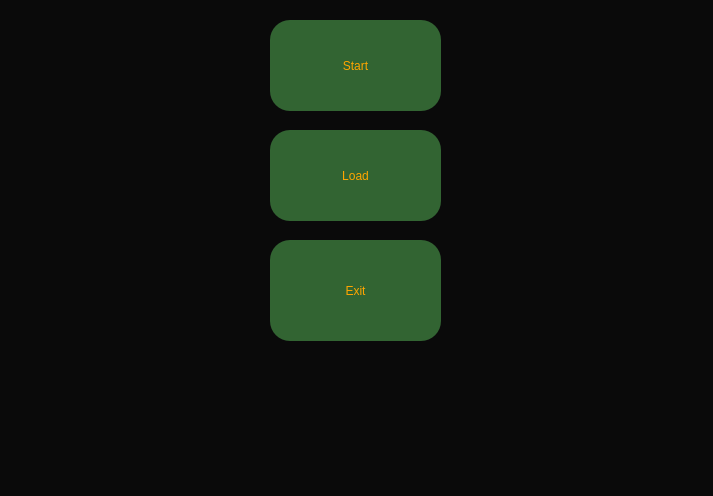
Qt form menu.ui (CpS209TeamOmega/TandemTechies) before a commit.
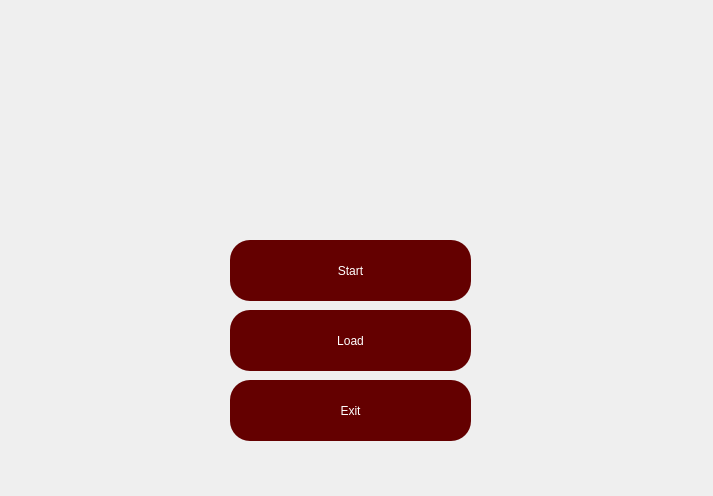
The same form after that commit. Icons and pictures are not drawn.

Commit message: Finished the game menu and fixed some various glitches

```diff
--- a/menu.ui
+++ b/menu.ui
@@ -14,15 +14,15 @@
    <string>Form</string>
   </property>
   <property name="styleSheet">
-   <string notr="true">background-color: rgba(0, 0, 0, 0.8);</string>
+   <string notr="true"/>
   </property>
   <widget class="QPushButton" name="btnStart">
    <property name="geometry">
     <rect>
-     <x>270</x>
-     <y>20</y>
-     <width>171</width>
-     <height>91</height>
+     <x>230</x>
+     <y>240</y>
+     <width>241</width>
+     <height>61</height>
     </rect>
    </property>
    <property name="cursor">
@@ -35,14 +35,21 @@
     <string/>
    </property>
    <property name="styleSheet">
-    <string notr="true">font: 30pt &quot;Monospace&quot;;
-background-color: rgb(50,100,50);
+    <string notr="true">font: 30pt &quot;Anatolian&quot;;
+background-color: rgb(100,0,0);
+border-color:white;
 border-radius:20px;
-color:orange;</string>
+color:white;</string>
    </property>
    <property name="text">
     <string>Start</string>
    </property>
+   <property name="iconSize">
+    <size>
+     <width>32</width>
+     <height>32</height>
+    </size>
+   </property>
    <property name="flat">
     <bool>false</bool>
    </property>
@@ -50,10 +57,10 @@
   <widget class="QPushButton" name="btnLoad">
    <property name="geometry">
     <rect>
-     <x>270</x>
-     <y>130</y>
-     <width>171</width>
-     <height>91</height>
+     <x>230</x>
+     <y>310</y>
+     <width>241</width>
+     <height>61</height>
     </rect>
    </property>
    <property name="palette">
@@ -63,17 +70,17 @@
        <brush brushstyle="SolidPattern">
         <color alpha="255">
          <red>255</red>
-         <green>165</green>
-         <blue>0</blue>
+         <green>255</green>
+         <blue>255</blue>
         </color>
        </brush>
       </colorrole>
       <colorrole role="Button">
        <brush brushstyle="SolidPattern">
         <color alpha="255">
-         <red>50</red>
-         <green>100</green>
-         <blue>50</blue>
+         <red>100</red>
+         <green>0</green>
+         <blue>0</blue>
         </color>
        </brush>
       </colorrole>
@@ -81,8 +88,8 @@
        <brush brushstyle="SolidPattern">
         <color alpha="255">
          <red>255</red>
-         <green>165</green>
-         <blue>0</blue>
+         <green>255</green>
+         <blue>255</blue>
         </color>
        </brush>
       </colorrole>
@@ -90,26 +97,26 @@
        <brush brushstyle="SolidPattern">
         <color alpha="255">
          <red>255</red>
-         <green>165</green>
-         <blue>0</blue>
+         <green>255</green>
+         <blue>255</blue>
         </color>
        </brush>
       </colorrole>
       <colorrole role="Base">
        <brush brushstyle="SolidPattern">
         <color alpha="255">
-         <red>50</red>
-         <green>100</green>
-         <blue>50</blue>
+         <red>100</red>
+         <green>0</green>
+         <blue>0</blue>
         </color>
        </brush>
       </colorrole>
       <colorrole role="Window">
        <brush brushstyle="SolidPattern">
         <color alpha="255">
-         <red>50</red>
-         <green>100</green>
-         <blue>50</blue>
+         <red>100</red>
+         <green>0</green>
+         <blue>0</blue>
         </color>
        </brush>
       </colorrole>
@@ -119,17 +126,17 @@
        <brush brushstyle="SolidPattern">
         <color alpha="255">
          <red>255</red>
-         <green>165</green>
-         <blue>0</blue>
+         <green>255</green>
+         <blue>255</blue>
         </color>
        </brush>
       </colorrole>
       <colorrole role="Button">
        <brush brushstyle="SolidPattern">
         <color alpha="255">
-         <red>50</red>
-         <green>100</green>
-         <blue>50</blue>
+         <red>100</red>
+         <green>0</green>
+         <blue>0</blue>
         </color>
        </brush>
       </colorrole>
@@ -137,8 +144,8 @@
        <brush brushstyle="SolidPattern">
         <color alpha="255">
          <red>255</red>
-         <green>165</green>
-         <blue>0</blue>
+         <green>255</green>
+         <blue>255</blue>
         </color>
        </brush>
       </colorrole>
@@ -146,26 +153,26 @@
        <brush brushstyle="SolidPattern">
         <color alpha="255">
          <red>255</red>
-         <green>165</green>
-         <blue>0</blue>
+         <green>255</green>
+         <blue>255</blue>
         </color>
        </brush>
       </colorrole>
       <colorrole role="Base">
        <brush brushstyle="SolidPattern">
         <color alpha="255">
-         <red>50</red>
-         <green>100</green>
-         <blue>50</blue>
+         <red>100</red>
+         <green>0</green>
+         <blue>0</blue>
         </color>
        </brush>
       </colorrole>
       <colorrole role="Window">
        <brush brushstyle="SolidPattern">
         <color alpha="255">
-         <red>50</red>
-         <green>100</green>
-         <blue>50</blue>
+         <red>100</red>
+         <green>0</green>
+         <blue>0</blue>
         </color>
        </brush>
       </colorrole>
@@ -175,17 +182,17 @@
        <brush brushstyle="SolidPattern">
         <color alpha="255">
          <red>255</red>
-         <green>165</green>
-         <blue>0</blue>
+         <green>255</green>
+         <blue>255</blue>
         </color>
        </brush>
       </colorrole>
       <colorrole role="Button">
        <brush brushstyle="SolidPattern">
         <color alpha="255">
-         <red>50</red>
-         <green>100</green>
-         <blue>50</blue>
+         <red>100</red>
+         <green>0</green>
+         <blue>0</blue>
         </color>
        </brush>
       </colorrole>
@@ -193,8 +200,8 @@
        <brush brushstyle="SolidPattern">
         <color alpha="255">
          <red>255</red>
-         <green>165</green>
-         <blue>0</blue>
+         <green>255</green>
+         <blue>255</blue>
         </color>
        </brush>
       </colorrole>
@@ -202,26 +209,26 @@
        <brush brushstyle="SolidPattern">
         <color alpha="255">
          <red>255</red>
-         <green>165</green>
-         <blue>0</blue>
+         <green>255</green>
+         <blue>255</blue>
         </color>
        </brush>
       </colorrole>
       <colorrole role="Base">
        <brush brushstyle="SolidPattern">
         <color alpha="255">
-         <red>50</red>
-         <green>100</green>
-         <blue>50</blue>
+         <red>100</red>
+         <green>0</green>
+         <blue>0</blue>
         </color>
        </brush>
       </colorrole>
       <colorrole role="Window">
        <brush brushstyle="SolidPattern">
         <color alpha="255">
-         <red>50</red>
-         <green>100</green>
-         <blue>50</blue>
+         <red>100</red>
+         <green>0</green>
+         <blue>0</blue>
         </color>
        </brush>
       </colorrole>
@@ -232,10 +239,11 @@
     <cursorShape>CrossCursor</cursorShape>
    </property>
    <property name="styleSheet">
-    <string notr="true">font: 30pt &quot;Monospace&quot;;
-background-color: rgb(50,100,50);
+    <string notr="true">font: 30pt &quot;Anatolian&quot;;
+background-color: rgb(100,0,0);
+border-color:white;
 border-radius:20px;
-color:orange;</string>
+color:white;</string>
    </property>
    <property name="text">
     <string>Load</string>
@@ -244,10 +252,10 @@
   <widget class="QPushButton" name="btnExit">
    <property name="geometry">
     <rect>
-     <x>270</x>
-     <y>240</y>
-     <width>171</width>
-     <height>101</height>
+     <x>230</x>
+     <y>380</y>
+     <width>241</width>
+     <height>61</height>
     </rect>
    </property>
    <property name="cursor">
@@ -257,10 +265,12 @@
     <enum>Qt::RightToLeft</enum>
    </property>
    <property name="styleSheet">
-    <string notr="true">font: 30pt &quot;Monospace&quot;;
-background-color: rgb(50,100,50);
+    <string notr="true">font: 30pt &quot;Anatolian&quot;;
+background-color: rgb(100,0,0);
+border-color:white;
 border-radius:20px;
-color:orange;</string>
+color:white;
+</string>
    </property>
    <property name="text">
     <string>Exit</string>
@@ -275,10 +285,10 @@
   <widget class="QLabel" name="label">
    <property name="geometry">
     <rect>
-     <x>20</x>
-     <y>600</y>
-     <width>71</width>
-     <height>81</height>
+     <x>90</x>
+     <y>10</y>
+     <width>541</width>
+     <height>201</height>
     </rect>
    </property>
    <property name="text">
```
Left out of the diff: 4 changed lines with no effect on the pictures. The commit also changes 9 other files.
